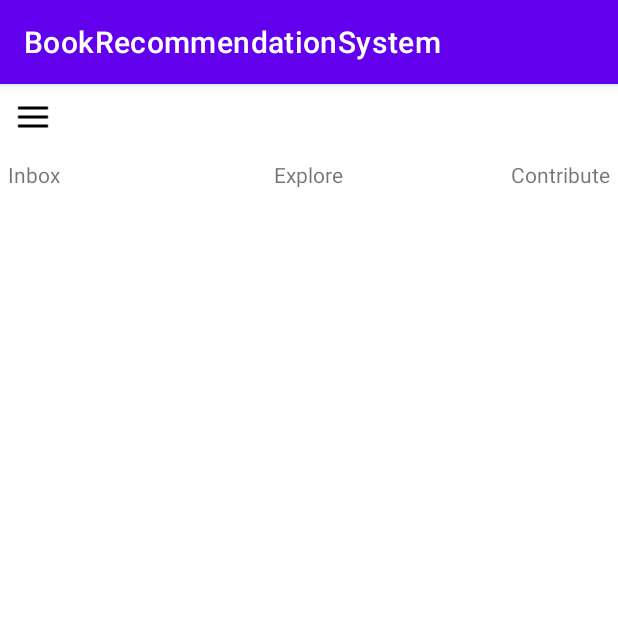
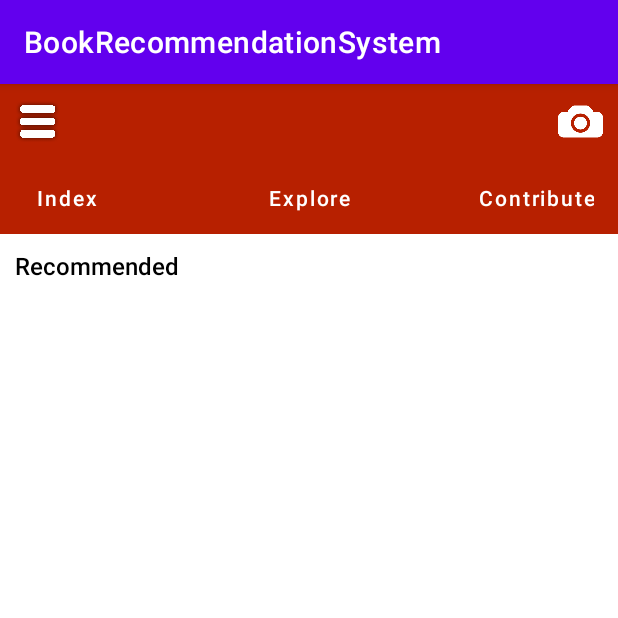
Before and after one commit to miniprojectsem56/BookRecommendationSystem, an Android app: the screen it shows after launch (MainActivity), on a phone screen of 412 x 824 dp, the top half of it. Run offline under Robolectric (Android 15) with nearby library versions, the phone set to English and light mode, and no system bars.

Commit message:
4th Commit by Aniket

```diff
--- a/app/src/main/res/layout/activity_main.xml
+++ b/app/src/main/res/layout/activity_main.xml
@@ -3,37 +3,74 @@
     xmlns:app="http://schemas.android.com/apk/res-auto"
     xmlns:tools="http://schemas.android.com/tools"
     android:layout_width="match_parent"
-    android:layout_height="75dp"
-    android:background="@color/white"
+    android:layout_height="match_parent"
     tools:context=".MainActivity">
+    <RelativeLayout
+        android:layout_width="match_parent"
+        android:id="@+id/navigation_bar"
+        android:layout_height="100dp"
+        android:background="#B72000" >
+        <ImageView
+            android:layout_width="30dp"
+            android:layout_height="30dp"
+            android:src="@drawable/menu"
+            android:layout_alignParentTop="true"
+            android:layout_alignParentLeft="true"
+            android:layout_margin="10dp"/>
+        <ImageView
+            android:layout_width="30dp"
+            android:layout_height="30dp"
+            android:src="@drawable/camera"
+            android:layout_alignParentTop="true"
+            android:layout_alignParentRight="true"
+            android:layout_margin="10dp"/>
+        <Button
+            android:layout_height="wrap_content"
+            android:layout_width="wrap_content"
+            android:text="Index"
+            android:textAllCaps="false"
+            android:background="#00000000"
+            android:layout_alignParentBottom="true"
+            android:layout_alignParentLeft="true"
+            android:fontFamily="sans-serif-medium"
+            android:layout_centerHorizontal="true"/>
 
-    <TextView
-        android:layout_width="wrap_content"
+        <Button
+            android:layout_height="wrap_content"
+            android:layout_width="wrap_content"
+            android:text="Explore"
+            android:textAllCaps="false"
+            android:background="#00000000"
+            android:fontFamily="sans-serif-medium"
+            android:layout_alignParentBottom="true"
+            android:layout_centerHorizontal="true"/>
+
+        <Button
+            android:id="@+id/button_id"
+            android:layout_height="wrap_content"
+            android:layout_width="wrap_content"
+            android:text="Contribute"
+            android:textAllCaps="false"
+            android:background="#00000000"
+            android:fontFamily="sans-serif-medium"
+            android:layout_alignParentBottom="true"
+            android:layout_alignParentRight="true"/>
+
+    </RelativeLayout>
+    <!-- 2 -->
+    <RelativeLayout
+        android:layout_width="match_parent"
         android:layout_height="wrap_content"
-        android:layout_alignParentLeft="true"
-        android:layout_alignParentBottom="true"
-        android:text="Inbox"
-        android:padding="5dp"/>
+        android:layout_below="@id/navigation_bar">
+        <TextView
+            android:layout_width="wrap_content"
+            android:layout_height="wrap_content"
+            android:text="Recommended"
+            android:textColor="@color/black"
+            android:padding="10dp"
+            android:fontFamily="sans-serif-medium"
+            android:textSize="16sp"/>
 
-    <TextView
-        android:layout_width="wrap_content"
-        android:layout_height="wrap_content"
-        android:layout_alignParentBottom="true"
-        android:layout_centerHorizontal="true"
-        android:text="Explore"
-        android:padding="5dp"/>
-
-    <TextView
-        android:layout_width="wrap_content"
-        android:layout_height="wrap_content"
-        android:layout_alignParentRight="true"
-        android:layout_alignParentBottom="true"
-        android:text="Contribute"
-        android:padding="5dp"/>
-    <ImageView
-        android:layout_width="wrap_content"
-        android:layout_height="wrap_content"
-        android:src="@drawable/menuicon"
-        android:padding="10dp"/>
+    </RelativeLayout>
 
 </RelativeLayout>
```
Also changed, not shown: app/src/main/res/drawable/camera.png (added), app/src/main/res/drawable/menu.png (added).
